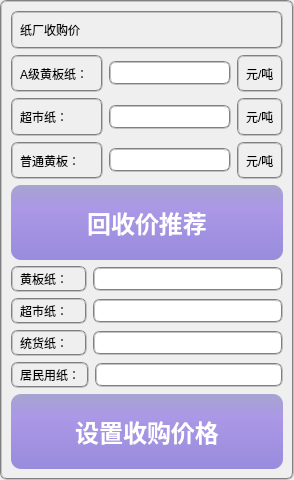
This is pricesetdialog.ui in ljhuan/WasteRecycle as Qt 5 draws it before an edit. The edited form follows.
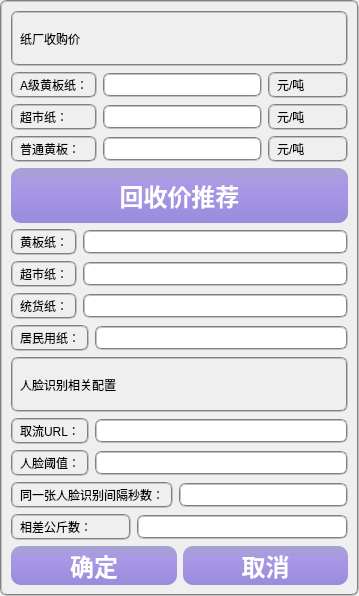
This is the edited form.

Diff of the .ui file:
```diff
--- a/pricesetdialog.ui
+++ b/pricesetdialog.ui
@@ -6,8 +6,8 @@
    <rect>
     <x>0</x>
     <y>0</y>
-    <width>294</width>
-    <height>480</height>
+    <width>359</width>
+    <height>596</height>
    </rect>
   </property>
   <property name="windowTitle">
@@ -16,7 +16,7 @@
   <property name="styleSheet">
    <string notr="true">border:2px groove gray;border-radius:7px;padding:2px 4px;</string>
   </property>
-  <layout class="QVBoxLayout" name="verticalLayout" stretch="1,1,1,1,2,1,1,1,1,2">
+  <layout class="QVBoxLayout" name="verticalLayout" stretch="1,3,1,4,1,4,1">
    <item>
     <widget class="QLabel" name="label">
      <property name="text">
@@ -25,84 +25,76 @@
     </widget>
    </item>
    <item>
-    <layout class="QHBoxLayout" name="horizontalLayout" stretch="3,4,1">
-     <item>
+    <layout class="QGridLayout" name="gridLayout_3">
+     <item row="0" column="0">
       <widget class="QLabel" name="label_2">
        <property name="text">
         <string>A级黄板纸：</string>
        </property>
       </widget>
      </item>
-     <item>
+     <item row="0" column="1" colspan="2">
       <widget class="QLineEdit" name="le_factoryPrice_A">
        <property name="styleSheet">
         <string notr="true">border:2px groove gray;border-radius:7px;padding:2px 4px;</string>
        </property>
       </widget>
      </item>
-     <item>
+     <item row="0" column="3">
       <widget class="QLabel" name="label_10">
        <property name="text">
         <string>元/吨</string>
        </property>
       </widget>
      </item>
-    </layout>
-   </item>
-   <item>
-    <layout class="QHBoxLayout" name="horizontalLayout_2" stretch="3,4,1">
-     <item>
+     <item row="1" column="0">
       <widget class="QLabel" name="label_3">
        <property name="text">
         <string>超市纸：</string>
        </property>
       </widget>
      </item>
-     <item>
-      <widget class="QLineEdit" name="le_factoryPrice_B">
-       <property name="enabled">
-        <bool>false</bool>
-       </property>
-       <property name="styleSheet">
-        <string notr="true">border:2px groove gray;border-radius:7px;padding:2px 4px;</string>
-       </property>
-       <property name="readOnly">
-        <bool>false</bool>
-       </property>
-      </widget>
-     </item>
-     <item>
-      <widget class="QLabel" name="label_11">
-       <property name="text">
-        <string>元/吨</string>
-       </property>
-      </widget>
-     </item>
-    </layout>
-   </item>
-   <item>
-    <layout class="QHBoxLayout" name="horizontalLayout_3" stretch="3,4,1">
-     <item>
+     <item row="2" column="0">
       <widget class="QLabel" name="label_4">
        <property name="text">
         <string>普通黄板：</string>
        </property>
       </widget>
      </item>
-     <item>
+     <item row="2" column="1" colspan="2">
       <widget class="QLineEdit" name="le_factoryPrice_C">
        <property name="styleSheet">
         <string notr="true">border:2px groove gray;border-radius:7px;padding:2px 4px;</string>
        </property>
       </widget>
      </item>
-     <item>
+     <item row="2" column="3">
       <widget class="QLabel" name="label_12">
        <property name="text">
         <string>元/吨</string>
        </property>
       </widget>
      </item>
+     <item row="1" column="3">
+      <widget class="QLabel" name="label_11">
+       <property name="text">
+        <string>元/吨</string>
+       </property>
+      </widget>
+     </item>
+     <item row="1" column="1" colspan="2">
+      <widget class="QLineEdit" name="le_factoryPrice_B">
+       <property name="enabled">
+        <bool>false</bool>
+       </property>
+       <property name="styleSheet">
+        <string notr="true">border:2px groove gray;border-radius:7px;padding:2px 4px;</string>
+       </property>
+       <property name="readOnly">
+        <bool>false</bool>
+       </property>
+      </widget>
+     </item>
     </layout>
    </item>
    <item>
@@ -150,69 +142,57 @@
     </widget>
    </item>
    <item>
-    <layout class="QHBoxLayout" name="horizontalLayout_4" stretch="2,5">
-     <item>
+    <layout class="QGridLayout" name="gridLayout_2">
+     <item row="0" column="0">
       <widget class="QLabel" name="label_6">
        <property name="text">
         <string>黄板纸：</string>
        </property>
       </widget>
      </item>
-     <item>
+     <item row="0" column="1" colspan="2">
       <widget class="QLineEdit" name="le_storePrice_A">
        <property name="styleSheet">
         <string notr="true">border:2px groove gray;border-radius:7px;padding:2px 4px;</string>
        </property>
       </widget>
      </item>
-    </layout>
-   </item>
-   <item>
-    <layout class="QHBoxLayout" name="horizontalLayout_5" stretch="2,5">
-     <item>
+     <item row="1" column="0">
       <widget class="QLabel" name="label_7">
        <property name="text">
         <string>超市纸：</string>
        </property>
       </widget>
      </item>
-     <item>
+     <item row="1" column="1" colspan="2">
       <widget class="QLineEdit" name="le_storePrice_B">
        <property name="styleSheet">
         <string notr="true">border:2px groove gray;border-radius:7px;padding:2px 4px;</string>
        </property>
       </widget>
      </item>
-    </layout>
-   </item>
-   <item>
-    <layout class="QHBoxLayout" name="horizontalLayout_6" stretch="2,5">
-     <item>
+     <item row="2" column="0">
       <widget class="QLabel" name="label_8">
        <property name="text">
         <string>统货纸：</string>
        </property>
       </widget>
      </item>
-     <item>
+     <item row="2" column="1" colspan="2">
       <widget class="QLineEdit" name="le_storePrice_C">
        <property name="styleSheet">
         <string notr="true">border:2px groove gray;border-radius:7px;padding:2px 4px;</string>
        </property>
       </widget>
      </item>
-    </layout>
-   </item>
-   <item>
-    <layout class="QHBoxLayout" name="horizontalLayout_7" stretch="2,5">
-     <item>
+     <item row="3" column="0" colspan="2">
       <widget class="QLabel" name="label_9">
        <property name="text">
         <string>居民用纸：</string>
        </property>
       </widget>
      </item>
-     <item>
+     <item row="3" column="2">
       <widget class="QLineEdit" name="le_storePrice_D">
        <property name="styleSheet">
         <string notr="true">border:2px groove gray;border-radius:7px;padding:2px 4px;</string>
@@ -222,13 +202,60 @@
     </layout>
    </item>
    <item>
-    <widget class="QPushButton" name="btn_priceSet">
-     <property name="sizePolicy">
-      <sizepolicy hsizetype="Preferred" vsizetype="Preferred">
-       <horstretch>0</horstretch>
-       <verstretch>0</verstretch>
-      </sizepolicy>
+    <widget class="QLabel" name="label_5">
+     <property name="text">
+      <string>人脸识别相关配置</string>
      </property>
+    </widget>
+   </item>
+   <item>
+    <layout class="QGridLayout" name="gridLayout">
+     <item row="0" column="0">
+      <widget class="QLabel" name="label_13">
+       <property name="text">
+        <string>取流URL：</string>
+       </property>
+      </widget>
+     </item>
+     <item row="0" column="1" colspan="3">
+      <widget class="QLineEdit" name="le_url"/>
+     </item>
+     <item row="1" column="0">
+      <widget class="QLabel" name="label_14">
+       <property name="text">
+        <string>人脸阈值：</string>
+       </property>
+      </widget>
+     </item>
+     <item row="1" column="1" colspan="3">
+      <widget class="QLineEdit" name="le_threshold"/>
+     </item>
+     <item row="2" column="0" colspan="3">
+      <widget class="QLabel" name="label_15">
+       <property name="text">
+        <string>同一张人脸识别间隔秒数：</string>
+       </property>
+      </widget>
+     </item>
+     <item row="2" column="3">
+      <widget class="QLineEdit" name="le_interval"/>
+     </item>
+     <item row="3" column="0" colspan="2">
+      <widget class="QLabel" name="label_16">
+       <property name="text">
+        <string>相差公斤数：</string>
+       </property>
+      </widget>
+     </item>
+     <item row="3" column="2" colspan="2">
+      <widget class="QLineEdit" name="le_differWeigh"/>
+     </item>
+    </layout>
+   </item>
+   <item>
+    <layout class="QHBoxLayout" name="horizontalLayout">
+     <item>
+      <widget class="QPushButton" name="btn_ok">
      <property name="font">
       <font>
        <family>Arial</family>
@@ -261,9 +288,49 @@
 </string>
      </property>
      <property name="text">
-      <string>设置收购价格</string>
-     </property>
-    </widget>
+        <string>确定</string>
+       </property>
+      </widget>
+     </item>
+     <item>
+      <widget class="QPushButton" name="btn_cancel">
+       <property name="font">
+        <font>
+         <family>Arial</family>
+         <pointsize>18</pointsize>
+         <weight>75</weight>
+         <bold>true</bold>
+        </font>
+       </property>
+       <property name="styleSheet">
+        <string notr="true">QPushButton{color: rgb(255, 255, 255);
+			background: qlineargradient(x1:0, y1:0, x2:0, y2:1, stop:0 rgb(166,164,208),stop:0.3 rgb(171,152,230), stop:1 rgb(152,140,220));
+            border:1px;
+            border-radius:10px;
+            padding:2px 4px;
+}
+QPushButton:hover{
+            color: rgb(255, 255, 255); 
+            background: qlineargradient(x1:0, y1:0, x2:0, y2:1, stop:0 rgb(130,120,226), stop:0.3 rgb(120,130,230), stop:1 rgb(125,140,226));
+            border:1px;
+            border-radius:10px;
+            padding:2px 4px;
+        }
+        QPushButton:pressed{
+            color: rgb(255, 255, 255);
+            background: qlineargradient(x1:0, y1:0, x2:0, y2:1, stop:0 rgb(240,156,121), stop:0.3 rgb(220,160,140), stop:1 rgb(230,140,120));
+            border:1px;
+            border-radius:10px;
+            padding:2px 4px;
+        }
+</string>
+       </property>
+       <property name="text">
+        <string>取消</string>
+       </property>
+      </widget>
+     </item>
+    </layout>
    </item>
   </layout>
  </widget>
```
Lines whose indentation alone changed are shown as unchanged.
